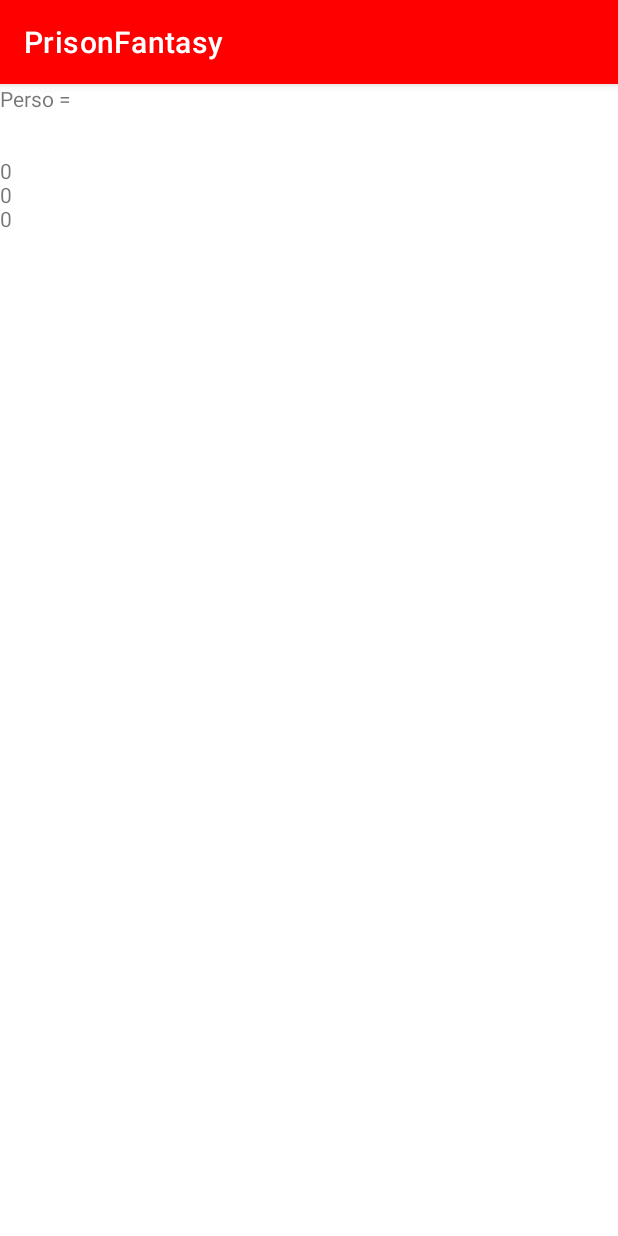
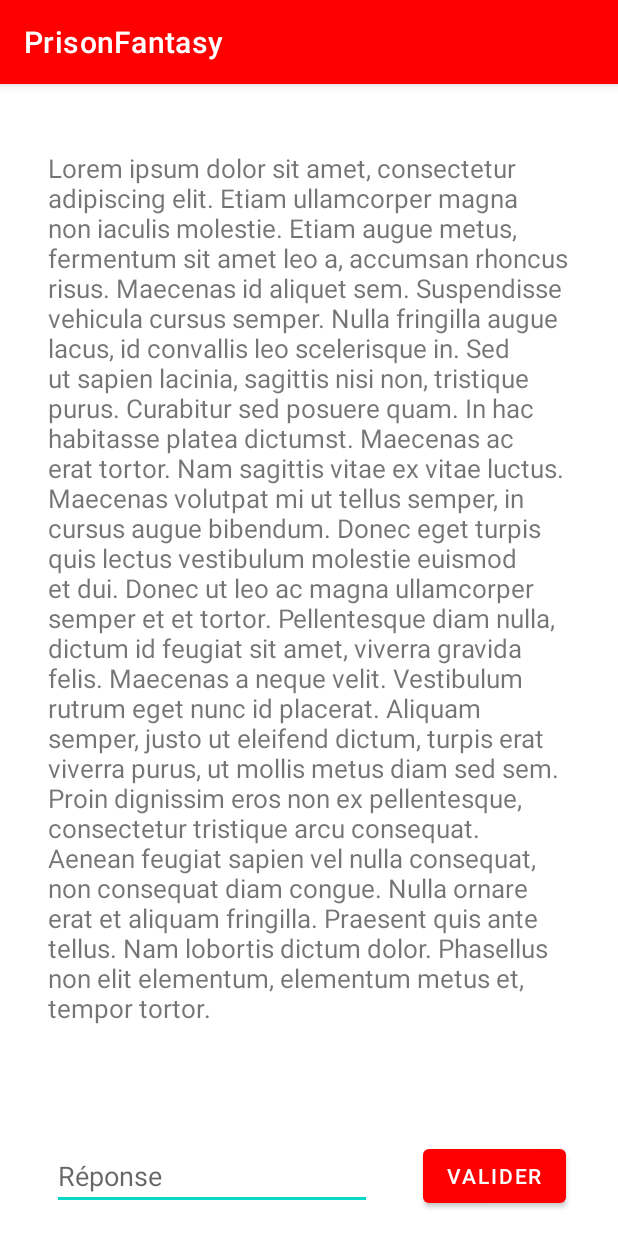
Before and after one commit to Madsky-Git/PrisonFantasy, an Android app: the FirstActivity screen opened directly, with no data from a screen before it, on a phone screen of 412 x 824 dp. Run offline under Robolectric (Android 15) with nearby library versions, the phone set to English and light mode, and no system bars.

Commit message:
Sauvegarde et calcul de l'age corrigés Double-Clic onValidate() corrigé Strings updated Première page construite
-> Commencer logique première page
-> Récupérer données dataStore
-> findViewByID corriger saveUserCreated()
-> Rêgler toasts "height" & "weight" onValidate()
-> Ajouter sauvegarde activité

```diff
--- a/app/src/main/java/pierrick/merielbussy/prisonfantasy/FirstActivity.kt
+++ b/app/src/main/java/pierrick/merielbussy/prisonfantasy/FirstActivity.kt
@@ -1,16 +1,18 @@
 package pierrick.merielbussy.prisonfantasy
 
-import android.content.Context
 import androidx.appcompat.app.AppCompatActivity
 import android.os.Bundle
 import android.widget.TextView
+import kotlinx.android.synthetic.main.activity_first.*
 
 class FirstActivity : AppCompatActivity() {
     override fun onCreate(savedInstanceState: Bundle?) {
         super.onCreate(savedInstanceState)
         setContentView(R.layout.activity_first)
 
-        findViewById<TextView>(R.id.fullTextView).text = "Perso = \n$lastname\n$firstname\n$age\n$height\n$weight\n$gender"
+        /*
+        textPage1.text = "Perso=\n\n$lastname\n$firstname\n$age\n$height\n$weight\n$gender"
+         */
 
     }
 }
--- a/app/src/main/res/layout/activity_first.xml
+++ b/app/src/main/res/layout/activity_first.xml
@@ -7,12 +7,49 @@
     tools:context=".FirstActivity">
 
     <TextView
-        android:id="@+id/fullTextView"
+        android:id="@+id/textPage1"
         android:layout_width="0dp"
-        android:layout_height="0dp"
-        android:text="TextView"
-        app:layout_constraintBottom_toBottomOf="parent"
+        android:layout_height="600dp"
+        android:layout_marginStart="32dp"
+        android:layout_marginEnd="32dp"
+        android:text="@string/lorem_ipsum"
+        android:textSize="17dp"
+        app:layout_constraintBottom_toTopOf="@+id/inputAndChoicesPage1"
         app:layout_constraintEnd_toEndOf="parent"
         app:layout_constraintStart_toStartOf="parent"
         app:layout_constraintTop_toTopOf="parent" />
+
+    <androidx.constraintlayout.widget.ConstraintLayout
+        android:id="@+id/inputAndChoicesPage1"
+        android:layout_width="0dp"
+        android:layout_height="80dp"
+        app:layout_constraintBottom_toBottomOf="parent"
+        app:layout_constraintEnd_toEndOf="parent"
+        app:layout_constraintHorizontal_bias="0.0"
+        app:layout_constraintStart_toStartOf="parent">
+
+        <EditText
+            android:id="@+id/answerPage1"
+            android:layout_width="wrap_content"
+            android:layout_height="wrap_content"
+            android:ems="10"
+            android:hint="Réponse"
+            android:inputType="textPersonName"
+            app:layout_constraintBottom_toBottomOf="parent"
+            app:layout_constraintEnd_toStartOf="@+id/buttonPage1"
+            app:layout_constraintHorizontal_bias="0.5"
+            app:layout_constraintStart_toStartOf="parent"
+            app:layout_constraintTop_toTopOf="parent" />
+
+        <Button
+            android:id="@+id/buttonPage1"
+            android:layout_width="wrap_content"
+            android:layout_height="wrap_content"
+            android:text="Valider"
+            app:layout_constraintBottom_toBottomOf="parent"
+            app:layout_constraintEnd_toEndOf="parent"
+            app:layout_constraintHorizontal_bias="0.5"
+            app:layout_constraintStart_toEndOf="@+id/answerPage1"
+            app:layout_constraintTop_toTopOf="parent" />
+    </androidx.constraintlayout.widget.ConstraintLayout>
 </androidx.constraintlayout.widget.ConstraintLayout>
--- a/app/src/main/res/values/strings.xml
+++ b/app/src/main/res/values/strings.xml
@@ -14,4 +14,5 @@
     <string name="error_height_value">La taille doit être au minimum 100cm</string>
     <string name="error_weight_value">Le poids doit être entre 50 et 200 kg</string>
     <string name="error_age_value">Votre personnage doit être majeur</string>
+    <string name="lorem_ipsum">Lorem ipsum dolor sit amet, consectetur adipiscing elit. Etiam ullamcorper magna non iaculis molestie. Etiam augue metus, fermentum sit amet leo a, accumsan rhoncus risus. Maecenas id aliquet sem. Suspendisse vehicula cursus semper. Nulla fringilla augue lacus, id convallis leo scelerisque in. Sed ut sapien lacinia, sagittis nisi non, tristique purus. Curabitur sed posuere quam. In hac habitasse platea dictumst. Maecenas ac erat tortor. Nam sagittis vitae ex vitae luctus. Maecenas volutpat mi ut tellus semper, in cursus augue bibendum. Donec eget turpis quis lectus vestibulum molestie euismod et dui. Donec ut leo ac magna ullamcorper semper et et tortor. Pellentesque diam nulla, dictum id feugiat sit amet, viverra gravida felis. Maecenas a neque velit. Vestibulum rutrum eget nunc id placerat. Aliquam semper, justo ut eleifend dictum, turpis erat viverra purus, ut mollis metus diam sed sem. Proin dignissim eros non ex pellentesque, consectetur tristique arcu consequat. Aenean feugiat sapien vel nulla consequat, non consequat diam congue. Nulla ornare erat et aliquam fringilla. Praesent quis ante tellus. Nam lobortis dictum dolor. Phasellus non elit elementum, elementum metus et, tempor tortor.</string>
 </resources>
```
Also changed, not shown: app/src/main/java/pierrick/merielbussy/prisonfantasy/MainActivity.kt (+17 -10 lines), app/src/main/java/pierrick/merielbussy/prisonfantasy/UserManager.kt (+3 -4 lines).
